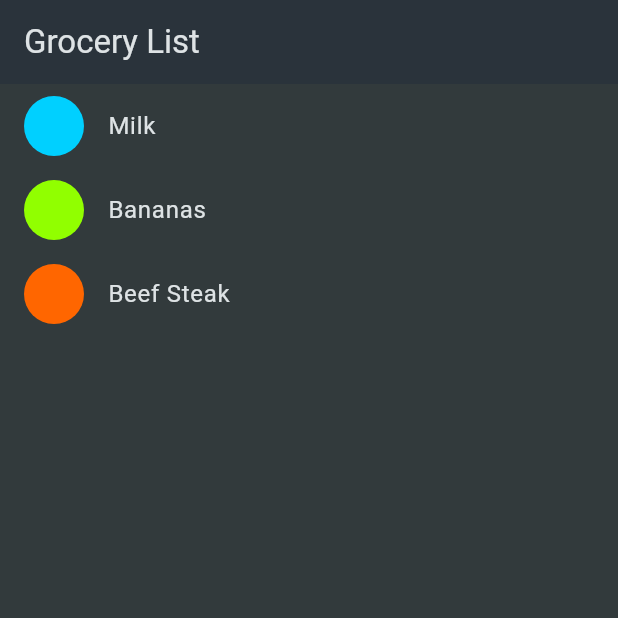
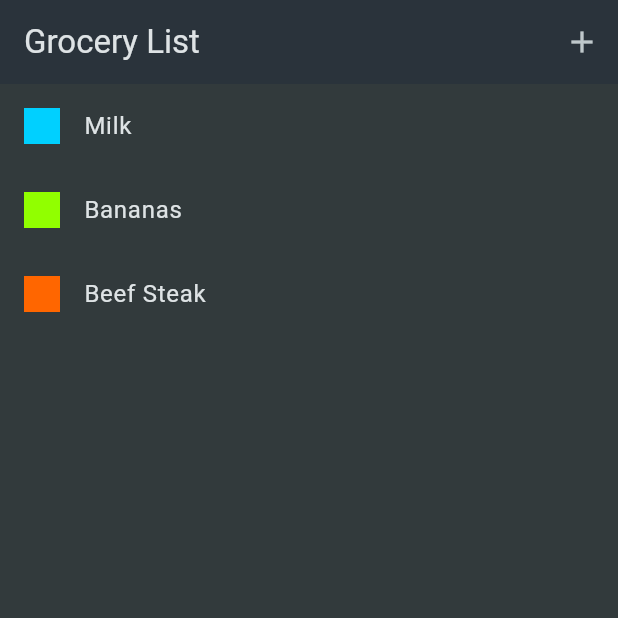
Before and after one commit to sudeonder/meal-app, a Flutter app: the screen it shows after launch, on a phone screen of 412 x 824 dp, the top half of it. Run offline on Flutter 3.47's test engine with Material 3 defaults, Android fonts, the phone set to English and light mode, and no system bars.

Commit message:
newItem screen

```diff
--- a/lib/widgets/grocery_list.dart
+++ b/lib/widgets/grocery_list.dart
@@ -1,21 +1,43 @@
 import 'package:flutter/material.dart';
 import 'package:shopping_app/data/dummy_items.dart';
+import 'package:shopping_app/widgets/new_item.dart';
 
-class GroceryList extends StatelessWidget {
+class GroceryList extends StatefulWidget {
   const GroceryList({super.key});
+
+  @override
+  State<GroceryList> createState() => _GroceryListState();
+}
+
+class _GroceryListState extends State<GroceryList> {
+  void _addItem() {
+    Navigator.of(context).push(
+      MaterialPageRoute(
+        builder: (ctx) => const NewItem(),
+      ),
+    );
+  }
 
   @override
   Widget build(BuildContext context) {
     return Scaffold(
       appBar: AppBar(
         title: const Text('Grocery List'),
+        actions: [
+          IconButton(
+            icon: const Icon(Icons.add),
+            onPressed: _addItem,
+          ),
+        ],
       ),
       body: ListView.builder(
         itemCount: groceryItems.length,
         itemBuilder: (context, index) => ListTile(
           title: Text(groceryItems[index].name),
-          leading: CircleAvatar(
-            backgroundColor: groceryItems[index].category.color,
+          leading: Container(
+            width: 24,
+            height: 24,
+            color: groceryItems[index].category.color,
           ),
         ),
       ),
```
Also changed, not shown: lib/widgets/new_item.dart (added, +24 -0 lines).
